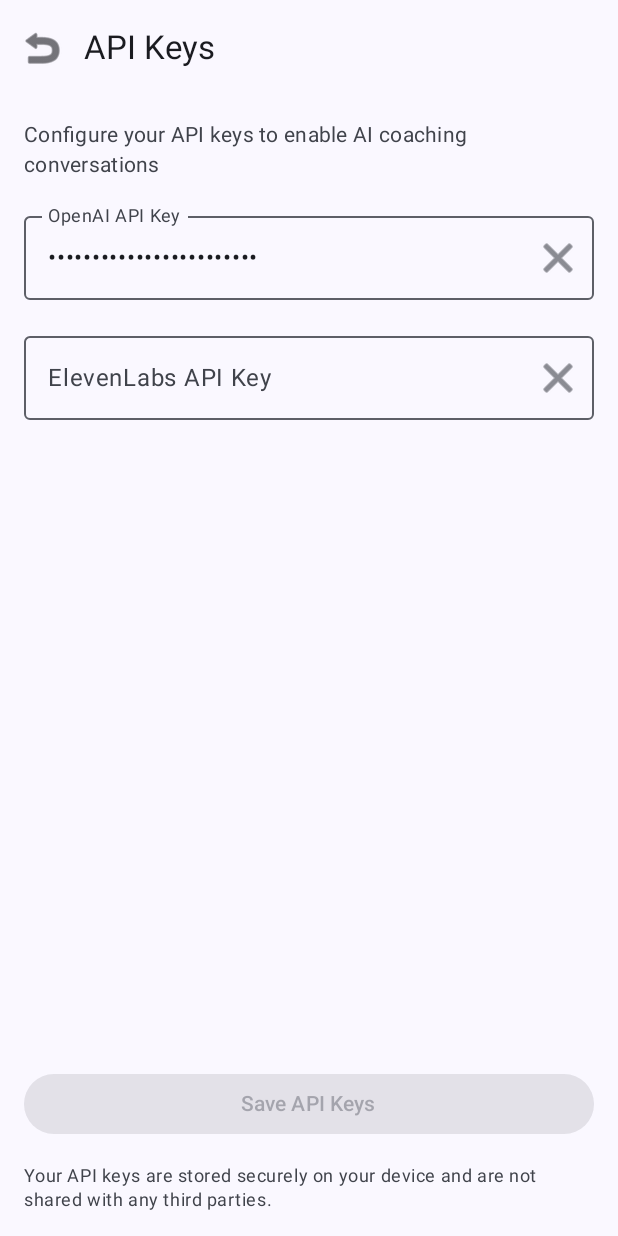
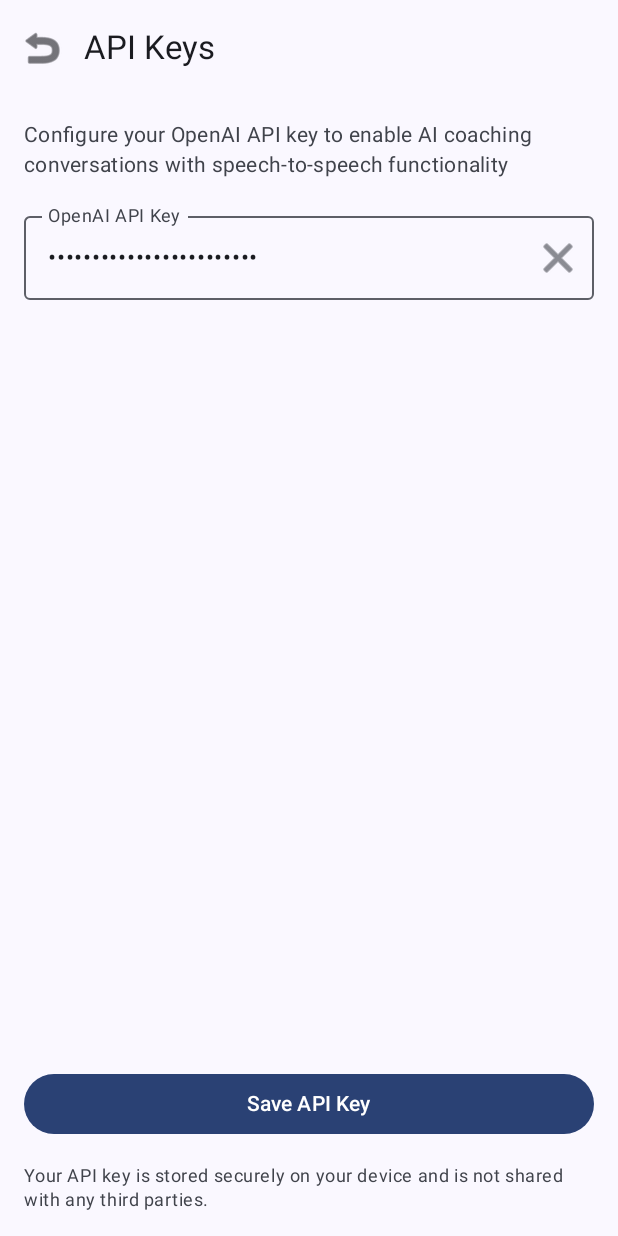
Before and after one commit to jamesshastry/AICoachingConversation, an Android app built with Jetpack Compose: the ApiKeySettingsScreen screen opened through its navigation route, on a phone screen of 412 x 824 dp. Run offline under Robolectric (Android 15) with nearby library versions, the phone set to English and light mode, and no system bars; 4 statements that could not run were skipped.

Commit message:
Remove ElevenLabs API key and add .gitignore
- Remove ElevenLabs API key from DemoConfig.kt
- Add comprehensive .gitignore to prevent build files from being tracked
- Update Android app to use OpenAI Voice Agent instead of ElevenLabs
- Clean up unused ElevenLabs-related code

```diff
--- a/AndroidApp/app/src/main/java/com/aicoaching/conversation/data/repository/ConversationRepository.kt
+++ b/AndroidApp/app/src/main/java/com/aicoaching/conversation/data/repository/ConversationRepository.kt
@@ -1,14 +1,18 @@
 package com.aicoaching.conversation.data.repository
 
-import com.aicoaching.conversation.data.api.ElevenLabsService
 import com.aicoaching.conversation.data.api.OpenAIService
+import com.aicoaching.conversation.data.api.VoiceAgentService
 import com.aicoaching.conversation.data.model.*
 import kotlinx.coroutines.Dispatchers
 import kotlinx.coroutines.withContext
+import okhttp3.MediaType.Companion.toMediaType
+import okhttp3.MultipartBody
 import okhttp3.OkHttpClient
+import okhttp3.RequestBody
 import okhttp3.logging.HttpLoggingInterceptor
 import retrofit2.Retrofit
 import retrofit2.converter.gson.GsonConverterFactory
+import android.util.Base64
 import java.util.*
 
 class ConversationRepository {
@@ -27,14 +31,8 @@ class ConversationRepository {
         .addConverterFactory(GsonConverterFactory.create())
         .build()
 
-    private val elevenLabsRetrofit = Retrofit.Builder()
-        .baseUrl("https://api.elevenlabs.io/")
-        .client(okHttpClient)
-        .addConverterFactory(GsonConverterFactory.create())
-        .build()
-
     private val openAIService = openAIRetrofit.create(OpenAIService::class.java)
-    private val elevenLabsService = elevenLabsRetrofit.create(ElevenLabsService::class.java)
+    private val voiceAgentService = openAIRetrofit.create(VoiceAgentService::class.java)
 
     suspend fun sendMessageToOpenAI(
         messages: List<ConversationMessage>,
@@ -73,25 +71,102 @@ class ConversationRepository {
         }
     }
 
-    suspend fun transcribeAudioWithElevenLabs(
+    suspend fun transcribeAudioWithVoiceAgent(
         audioBase64: String,
         apiKey: String
     ): Result<String> = withContext(Dispatchers.IO) {
         try {
-            val request = ElevenLabsTranscriptionRequest(audio = audioBase64)
-            val response = elevenLabsService.transcribeAudio(apiKey, request)
+            android.util.Log.d("ConversationRepository", "Transcribing audio with OpenAI Voice Agent")
+            android.util.Log.d("ConversationRepository", "Audio base64 length: ${audioBase64.length}")
+
+            // Convert base64 to bytes
+            val audioBytes = Base64.decode(audioBase64, Base64.DEFAULT)
+            android.util.Log.d("ConversationRepository", "Audio bytes length: ${audioBytes.size}")
+
+            // Create multipart request body with correct MIME type for MP4
+            val requestBody = RequestBody.create(
+                "audio/mp4".toMediaType(),
+                audioBytes
+            )
+
+            val filePart = MultipartBody.Part.createFormData(
+                "file",
+                "audio.mp4",
+                requestBody
+            )
+
+            val modelBody = RequestBody.create(
+                "text/plain".toMediaType(),
+                "whisper-1"
+            )
+
+            val languageBody = RequestBody.create(
+                "text/plain".toMediaType(),
+                "en"
+            )
+
+            val responseFormatBody = RequestBody.create(
+                "text/plain".toMediaType(),
+                "json"
+            )
+
+            val response = voiceAgentService.transcribeAudio(
+                "Bearer $apiKey",
+                filePart,
+                modelBody,
+                languageBody,
+                responseFormatBody
+            )
+
+            android.util.Log.d("ConversationRepository", "Voice Agent transcription response code: ${response.code()}, message: ${response.message()}")
 
             if (response.isSuccessful) {
                 val responseBody = response.body()
                 if (responseBody?.text != null) {
+                    android.util.Log.d("ConversationRepository", "Transcription successful: ${responseBody.text}")
                     Result.success(responseBody.text)
                 } else {
-                    Result.failure(Exception("Empty transcription from ElevenLabs"))
+                    Result.failure(Exception("Empty transcription from Voice Agent"))
                 }
             } else {
-                Result.failure(Exception("ElevenLabs API error: ${response.code()} ${response.message()}"))
+                val errorBody = response.errorBody()?.string() ?: "No error body"
+                android.util.Log.e("ConversationRepository", "Voice Agent transcription error: ${response.code()} ${response.message()}, body: $errorBody")
+                Result.failure(Exception("Voice Agent transcription error: ${response.code()} ${response.message()}"))
             }
         } catch (e: Exception) {
+            android.util.Log.e("ConversationRepository", "Voice Agent transcription error", e)
+            Result.failure(e)
+        }
+    }
+
+    suspend fun generateSpeechWithVoiceAgent(
+        text: String,
+        apiKey: String
+    ): Result<ByteArray> = withContext(Dispatchers.IO) {
+        try {
+            android.util.Log.d("ConversationRepository", "Generating speech with OpenAI Voice Agent")
+
+            val request = VoiceAgentSpeechRequest(input = text)
+            val response = voiceAgentService.generateSpeech("Bearer $apiKey", request)
+
+            android.util.Log.d("ConversationRepository", "Voice Agent TTS response code: ${response.code()}, message: ${response.message()}")
+
+            if (response.isSuccessful) {
+                val responseBody = response.body()
+                if (responseBody != null) {
+                    val audioBytes = responseBody.bytes()
+                    android.util.Log.d("ConversationRepository", "Speech generation successful, ${audioBytes.size} bytes")
+                    Result.success(audioBytes)
+                } else {
+                    Result.failure(Exception("Empty audio response from Voice Agent"))
+                }
+            } else {
+                val errorBody = response.errorBody()?.string() ?: "No error body"
+                android.util.Log.e("ConversationRepository", "Voice Agent TTS error: ${response.code()} ${response.message()}, body: $errorBody")
+                Result.failure(Exception("Voice Agent TTS error: ${response.code()} ${response.message()}"))
+            }
+        } catch (e: Exception) {
+            android.util.Log.e("ConversationRepository", "Voice Agent TTS error", e)
             Result.failure(e)
         }
     }
--- a/AndroidApp/app/src/main/java/com/aicoaching/conversation/ui/navigation/AppNavigation.kt
+++ b/AndroidApp/app/src/main/java/com/aicoaching/conversation/ui/navigation/AppNavigation.kt
@@ -58,8 +58,8 @@ fun AppNavigation(
                 onBackPressed = {
                     navController.popBackStack()
                 },
-                onKeysSaved = { openAIKey, elevenLabsKey ->
-                    viewModel.setApiKeys(openAIKey, elevenLabsKey)
+                onKeysSaved = { openAIKey ->
+                    viewModel.setApiKeys(openAIKey)
                     navController.popBackStack()
                 },
                 viewModel = viewModel
--- a/AndroidApp/app/src/main/java/com/aicoaching/conversation/ui/screens/ApiKeySettingsScreen.kt
+++ b/AndroidApp/app/src/main/java/com/aicoaching/conversation/ui/screens/ApiKeySettingsScreen.kt
@@ -18,21 +18,18 @@ import com.aicoaching.conversation.ui.viewmodel.ConversationViewModel
 @Composable
 fun ApiKeySettingsScreen(
     onBackPressed: () -> Unit,
-    onKeysSaved: (openAIKey: String, elevenLabsKey: String) -> Unit,
+    onKeysSaved: (openAIKey: String) -> Unit,
     viewModel: ConversationViewModel
 ) {
     var openAIKey by remember { mutableStateOf("") }
-    var elevenLabsKey by remember { mutableStateOf("") }
     var showOpenAIKey by remember { mutableStateOf(false) }
-    var showElevenLabsKey by remember { mutableStateOf(false) }
 
     // Load existing API keys
     LaunchedEffect(Unit) {
         if (DemoConfig.ENABLE_DEMO_MODE) {
             openAIKey = DemoConfig.DEMO_OPENAI_KEY
-            elevenLabsKey = DemoConfig.DEMO_ELEVENLABS_KEY
-            // Automatically save demo keys
-            viewModel.setApiKeys(DemoConfig.DEMO_OPENAI_KEY, DemoConfig.DEMO_ELEVENLABS_KEY)
+            // Automatically save demo key
+            viewModel.setApiKeys(DemoConfig.DEMO_OPENAI_KEY)
         }
     }
 
@@ -55,7 +52,7 @@ fun ApiKeySettingsScreen(
             verticalArrangement = Arrangement.spacedBy(16.dp)
         ) {
             Text(
-                text = "Configure your API keys to enable AI coaching conversations",
+                text = "Configure your OpenAI API key to enable AI coaching conversations with speech-to-speech functionality",
                 style = MaterialTheme.typography.bodyMedium,
                 color = MaterialTheme.colorScheme.onSurfaceVariant
             )
@@ -78,40 +75,22 @@ fun ApiKeySettingsScreen(
                 }
             )
 
-            // ElevenLabs API Key
-            OutlinedTextField(
-                value = elevenLabsKey,
-                onValueChange = { elevenLabsKey = it },
-                label = { Text("ElevenLabs API Key") },
-                placeholder = { Text("Your ElevenLabs API key") },
-                modifier = Modifier.fillMaxWidth(),
-                visualTransformation = if (showElevenLabsKey) VisualTransformation.None else PasswordVisualTransformation(),
-                trailingIcon = {
-                    IconButton(onClick = { showElevenLabsKey = !showElevenLabsKey }) {
-                        Icon(
-                            painter = if (showElevenLabsKey) painterResource(android.R.drawable.ic_menu_view) else painterResource(android.R.drawable.ic_menu_close_clear_cancel),
-                            contentDescription = if (showElevenLabsKey) "Hide" else "Show"
-                        )
-                    }
-                }
-            )
-
             Spacer(modifier = Modifier.weight(1f))
 
             Button(
                 onClick = {
-                    if (openAIKey.isNotBlank() && elevenLabsKey.isNotBlank()) {
-                        onKeysSaved(openAIKey, elevenLabsKey)
+                    if (openAIKey.isNotBlank()) {
+                        onKeysSaved(openAIKey)
                     }
                 },
                 modifier = Modifier.fillMaxWidth(),
-                enabled = openAIKey.isNotBlank() && elevenLabsKey.isNotBlank()
+                enabled = openAIKey.isNotBlank()
             ) {
-                Text("Save API Keys")
+                Text("Save API Key")
             }
 
             Text(
-                text = "Your API keys are stored securely on your device and are not shared with any third parties.",
+                text = "Your API key is stored securely on your device and is not shared with any third parties.",
                 style = MaterialTheme.typography.bodySmall,
                 color = MaterialTheme.colorScheme.onSurfaceVariant
             )
--- a/AndroidApp/app/src/main/java/com/aicoaching/conversation/utils/AudioRecorder.kt
+++ b/AndroidApp/app/src/main/java/com/aicoaching/conversation/utils/AudioRecorder.kt
@@ -21,7 +21,7 @@ class AudioRecorder(private val context: Context) {
                 outputDir.mkdirs()
             }
 
-            outputFile = File(outputDir, "recording_${System.currentTimeMillis()}.3gp")
+            outputFile = File(outputDir, "recording_${System.currentTimeMillis()}.mp4")
 
             mediaRecorder = if (Build.VERSION.SDK_INT >= Build.VERSION_CODES.S) {
                 MediaRecorder(context)
@@ -32,8 +32,8 @@ class AudioRecorder(private val context: Context) {
 
             mediaRecorder?.apply {
                 setAudioSource(MediaRecorder.AudioSource.MIC)
-                setOutputFormat(MediaRecorder.OutputFormat.THREE_GPP)
-                setAudioEncoder(MediaRecorder.AudioEncoder.AMR_NB)
+                setOutputFormat(MediaRecorder.OutputFormat.MPEG_4)
+                setAudioEncoder(MediaRecorder.AudioEncoder.AAC)
                 setOutputFile(outputFile!!.absolutePath)
                 prepare()
                 start()
```
Also changed, not shown: AndroidApp/app/src/main/java/com/aicoaching/conversation/data/model/Models.kt (+9 -4 lines), AndroidApp/app/src/main/java/com/aicoaching/conversation/ui/viewmodel/ConversationViewModel.kt (+31 -17 lines), 1 other file.
